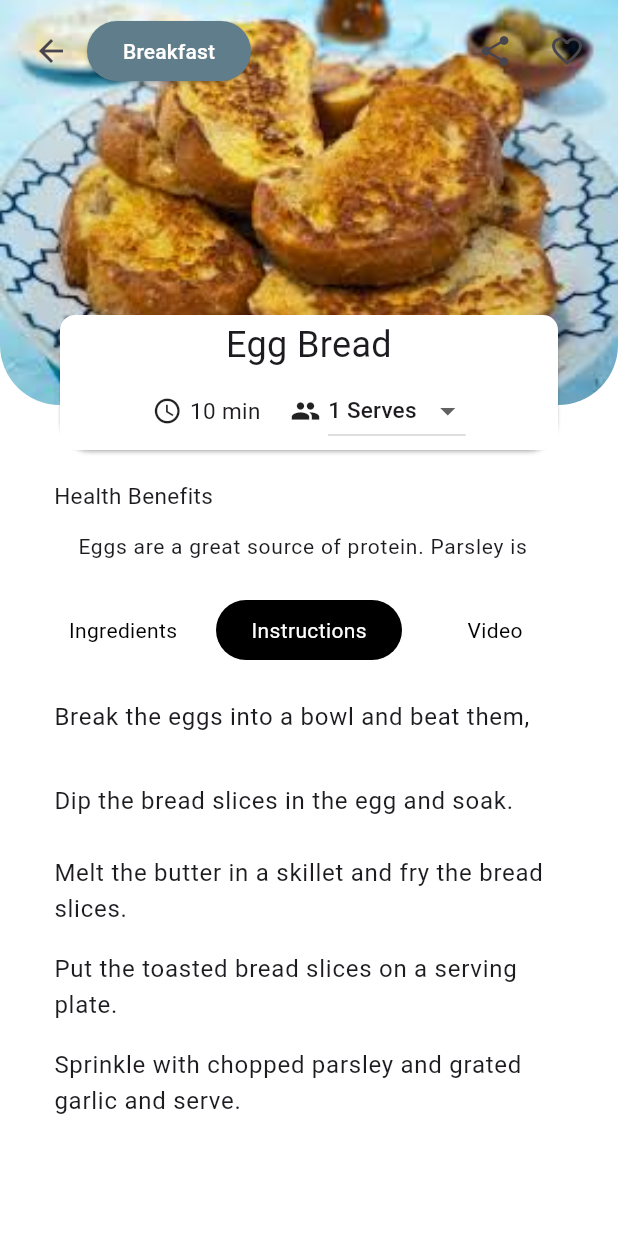
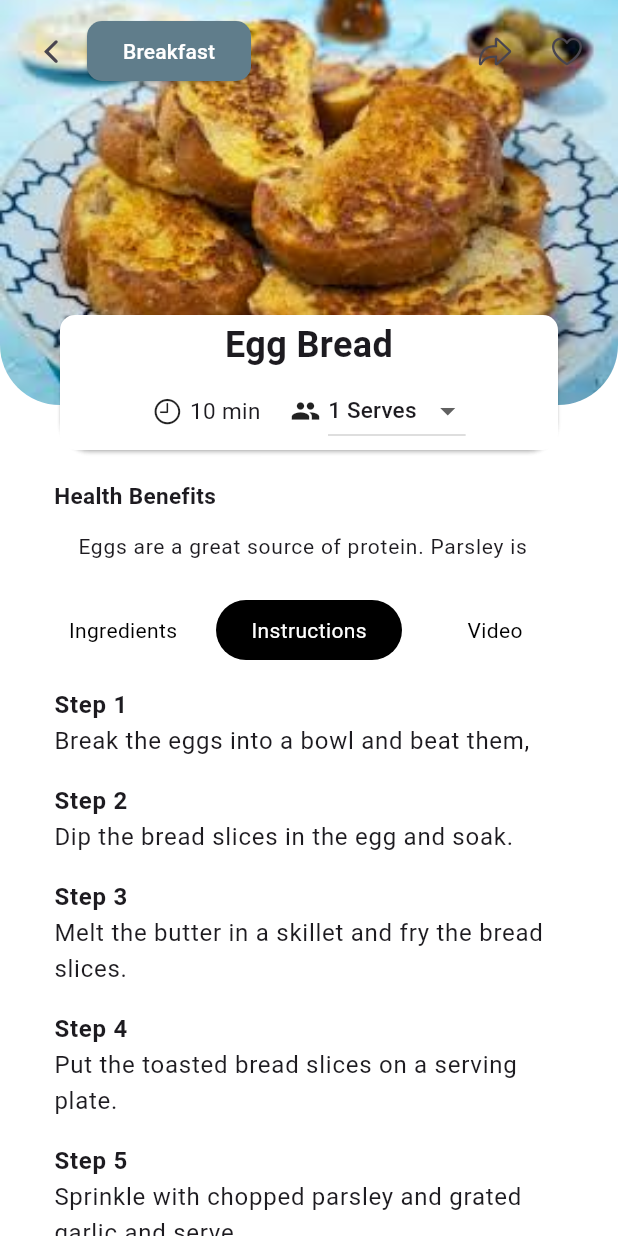
Before and after one commit to muhammedeavsar/test_app, a Flutter app: the screen it shows after launch, swiped to page 2, on a phone screen of 412 x 824 dp. Run offline on Flutter 3.47's test engine with Material 3 defaults, Android fonts, the phone set to English and light mode, and no system bars; our stand-ins replace youtube_player_flutter.

Commit message:
22_05_dev1

```diff
--- a/lib/main.dart
+++ b/lib/main.dart
@@ -1,4 +1,5 @@
 import 'package:flutter/material.dart';
+import 'package:flutter/cupertino.dart';
 import 'package:youtube_player_flutter/youtube_player_flutter.dart';
 
 void main() {
@@ -152,7 +153,10 @@ class _IngredientsPageState extends State<IngredientsPage> {
                                                 SizedBox(height: 3.0),
                                                 Text(
                                                   widget.recipe.title,
-                                                  style: TextStyle(fontSize: 24.0),
+                                                  style: TextStyle(
+                                                      fontSize: 24.0,
+                                                    fontWeight: FontWeight.bold,
+                                                  ),
                                                   textAlign: TextAlign.center,
                                                 ),
                                                 SizedBox(height: 3.0),
@@ -160,7 +164,7 @@ class _IngredientsPageState extends State<IngredientsPage> {
                                                   mainAxisAlignment: MainAxisAlignment.center,
                                                   children: [
                                                     Icon(
-                                                      Icons.access_time,
+                                                      CupertinoIcons.time,
                                                       size: 20.0,
                                                     ),
                                                     SizedBox(width: 5.0),
@@ -214,13 +218,16 @@ class _IngredientsPageState extends State<IngredientsPage> {
                         child: Row(
                           children: [
                             IconButton(
-                              icon: Icon(Icons.arrow_back),
+                              icon: Icon(CupertinoIcons.back),
                               onPressed: () {},
                             ),
                             ElevatedButton(
                               onPressed: () {},
                               style: ElevatedButton.styleFrom(
                                 backgroundColor: Colors.blueGrey,
+                                shape: RoundedRectangleBorder(
+                                  borderRadius: BorderRadius.circular(10),
+                                ),
                               ),
                               child: Text(
                                 'Breakfast',
@@ -231,13 +238,13 @@ class _IngredientsPageState extends State<IngredientsPage> {
                             ),
                             Spacer(),
                             IconButton(
-                              icon: Icon(Icons.share),
+                              icon: Icon(CupertinoIcons.arrowshape_turn_up_right),
                               onPressed: () {},
                             ),
                             IconButton(
                               icon: _isLiked
-                                  ? Icon(Icons.favorite, color: Colors.grey)
-                                  : Icon(Icons.favorite_border),
+                                  ? Icon(CupertinoIcons.heart, color: Colors.grey)
+                                  : Icon(CupertinoIcons.heart),
                               onPressed: () {
                                 setState(() {
                                   _isLiked = !_isLiked;
@@ -270,13 +277,16 @@ class _IngredientsPageState extends State<IngredientsPage> {
                                 decoration: BoxDecoration(
                                   color: Colors.white,
                                   borderRadius: BorderRadius.only(
-                                    topLeft: Radius.circular(30.0),
-                                    topRight: Radius.circular(30.0),
+                                    topLeft: Radius.circular(10.0),
+                                    topRight: Radius.circular(10.0),
                                   ),
                                 ),
                                 child: Text(
                                   'Health Benefits',
-                                  style: TextStyle(fontSize: 15.0),
+                                  style: TextStyle(
+                                      fontSize: 15.0,
+                                    fontWeight: FontWeight.bold,
+                                  ),
                                 ),
                               ),
                             ),
@@ -290,8 +300,8 @@ class _IngredientsPageState extends State<IngredientsPage> {
                                 decoration: BoxDecoration(
                                   color: Colors.white,
                                   borderRadius: BorderRadius.only(
-                                    bottomLeft: Radius.circular(30.0),
-                                    bottomRight: Radius.circular(30.0),
+                                    bottomLeft: Radius.circular(10.0),
+                                    bottomRight: Radius.circular(10.0),
                                   ),
                                 ),
                                 child: SingleChildScrollView(
@@ -423,8 +433,8 @@ class _IngredientsPageState extends State<IngredientsPage> {
                           decoration: BoxDecoration(
                             color: Colors.white,
                             borderRadius: BorderRadius.only(
-                              topLeft: Radius.circular(30.0),
-                              topRight: Radius.circular(30.0),
+                              topLeft: Radius.circular(10.0),
+                              topRight: Radius.circular(10.0),
                             ),
                           ),
                           child: SingleChildScrollView(
@@ -448,8 +458,8 @@ class _IngredientsPageState extends State<IngredientsPage> {
                       decoration: BoxDecoration(
                         color: Colors.white,
                         borderRadius: BorderRadius.only(
-                              topLeft: Radius.circular(30.0),
-                              topRight: Radius.circular(30.0),
+                          topLeft: Radius.circular(10.0),
+                          topRight: Radius.circular(10.0),
                         ),
                       ),
                       child: SingleChildScrollView(
@@ -457,7 +467,18 @@ class _IngredientsPageState extends State<IngredientsPage> {
                           children: List.generate(
                             widget.recipe.recipeSteps.length,
                                 (index) => ListTile(
-                                  title: Text(widget.recipe.recipeSteps[index]),
+                              title: Column(
+                                crossAxisAlignment: CrossAxisAlignment.start,
+                                children: [
+                                  Text(
+                                    "Step ${index + 1}",
+                                    style: TextStyle(
+                                      fontWeight: FontWeight.bold,
+                                    ),
+                                  ),
+                                  Text(widget.recipe.recipeSteps[index]),
+                                ],
+                              ),
                             ),
                           ),
                         ),
@@ -468,8 +489,8 @@ class _IngredientsPageState extends State<IngredientsPage> {
                           decoration: BoxDecoration(
                             color: Colors.white,
                             borderRadius: BorderRadius.only(
-                              topLeft: Radius.circular(30.0),
-                              topRight: Radius.circular(30.0),
+                              topLeft: Radius.circular(10.0),
+                              topRight: Radius.circular(10.0),
                             ),
                           ),
                           child: SingleChildScrollView(
@@ -477,7 +498,11 @@ class _IngredientsPageState extends State<IngredientsPage> {
                               crossAxisAlignment: CrossAxisAlignment.stretch,
                               children: [
                                 ListTile(
-                                  title: Text('Egg Bread Recipe Video'),
+                                  title: Text('Egg Bread Recipe Video',
+                                      style: TextStyle(
+                                        fontWeight: FontWeight.bold,
+                                      ),
+                                  ),
                                 ),
                                 YoutubePlayer(
                                   controller: YoutubePlayerController(
--- a/pubspec.yaml
+++ b/pubspec.yaml
@@ -30,13 +30,15 @@ environment:
 dependencies:
   flutter:
     sdk: flutter
+  cupertino_icons: ^1.0.8
   youtube_player_flutter: ^9.0.1
+
 
 
 
   # The following adds the Cupertino Icons font to your application.
   # Use with the CupertinoIcons class for iOS style icons.
-  cupertino_icons: ^1.0.2
+
 
 dev_dependencies:
   flutter_test:
@@ -47,7 +49,7 @@ dev_dependencies:
   # activated in the `analysis_options.yaml` file located at the root of your
   # package. See that file for information about deactivating specific lint
   # rules and activating additional ones.
-  flutter_lints: ^2.0.0
+  flutter_lints: ^4.0.0
 
 # For information on the generic Dart part of this file, see the
 # following page: https://dart.dev/tools/pub/pubspec
```
Also changed, not shown: pubspec.lock. Lines whose indentation alone changed are shown as unchanged.
